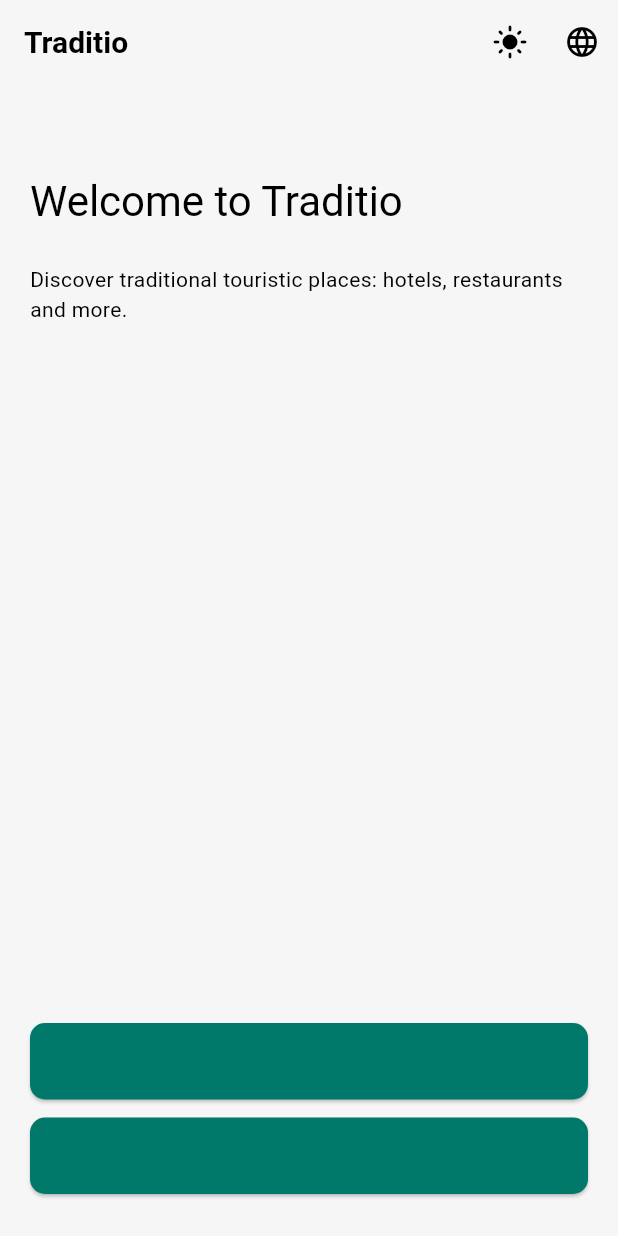
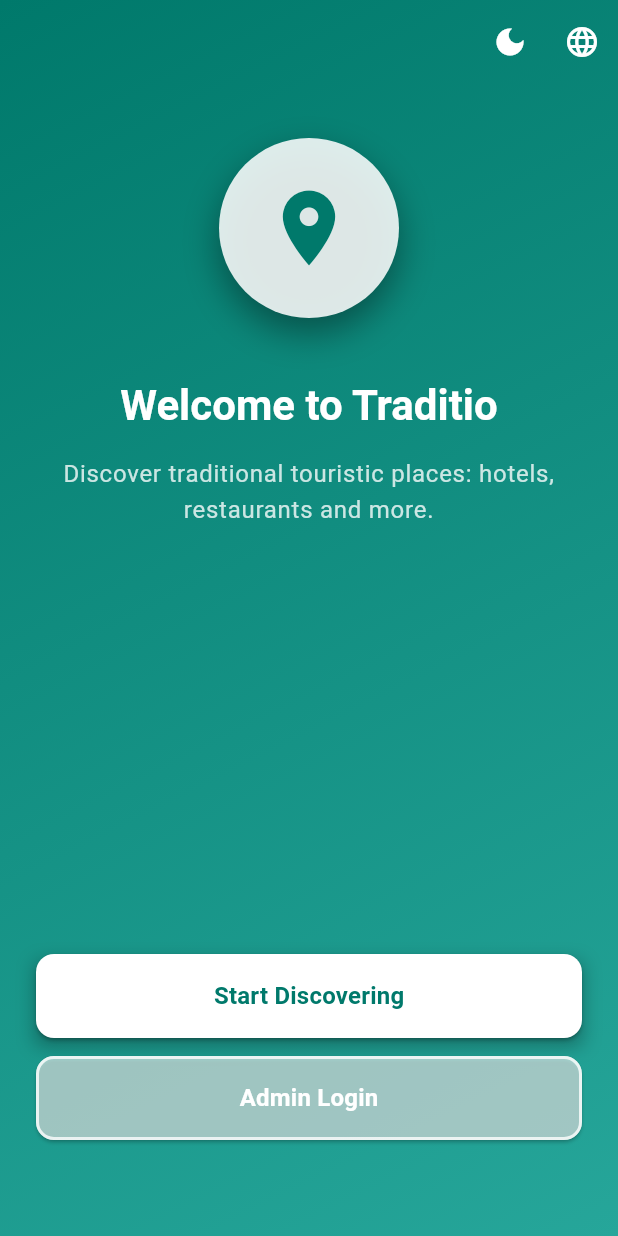
Before and after one commit to zaki-mj/traditio, a Flutter app: the screen it shows after launch, on a phone screen of 412 x 824 dp. Run offline on Flutter 3.47's test engine with Material 3 defaults, Android fonts, the phone set to English and light mode, and no system bars.

Commit message:
Refactor UI for improved consistency and style
Refactored multiple pages to improve code formatting, readability, and UI consistency. The WelcomePage now features a gradient background, custom-styled buttons, and a redesigned layout with a prominent icon. HomePage and CategoriesPage received formatting and style updates for better maintainability and visual coherence. Minor adjustments were made to navigation and theming for a more polished user experience.

```diff
--- a/lib/src/pages/categories_page.dart
+++ b/lib/src/pages/categories_page.dart
@@ -13,9 +13,21 @@ class CategoriesPage extends StatelessWidget {
     final prov = context.watch<PlacesProvider>();
 
     final categories = [
-      {'type': 'hotel', 'icon': Icons.hotel, 'label': loc.translate('type_hotel')},
-      {'type': 'restaurant', 'icon': Icons.restaurant, 'label': loc.translate('type_restaurant')},
-      {'type': 'attraction', 'icon': Icons.landscape, 'label': loc.translate('type_attraction')},
+      {
+        'type': 'hotel',
+        'icon': Icons.hotel,
+        'label': loc.translate('type_hotel'),
+      },
+      {
+        'type': 'restaurant',
+        'icon': Icons.restaurant,
+        'label': loc.translate('type_restaurant'),
+      },
+      {
+        'type': 'attraction',
+        'icon': Icons.landscape,
+        'label': loc.translate('type_attraction'),
+      },
     ];
 
     final counts = {
@@ -49,11 +61,15 @@ class CategoriesPage extends StatelessWidget {
                 if (!prov.isTypeSelected(type)) {
                   prov.toggleType(type);
                 }
-                Navigator.of(context).push(MaterialPageRoute(builder: (_) => const ExplorePage()));
+                Navigator.of(
+                  context,
+                ).push(MaterialPageRoute(builder: (_) => const ExplorePage()));
               },
               child: Card(
                 elevation: 8,
-                shape: RoundedRectangleBorder(borderRadius: BorderRadius.circular(16)),
+                shape: RoundedRectangleBorder(
+                  borderRadius: BorderRadius.circular(16),
+                ),
                 child: Container(
                   decoration: BoxDecoration(
                     borderRadius: BorderRadius.circular(16),
@@ -73,19 +89,27 @@ class CategoriesPage extends StatelessWidget {
                       const SizedBox(height: 16),
                       Text(
                         label,
-                        style: Theme.of(context).textTheme.titleMedium?.copyWith(color: Colors.white),
+                        style: Theme.of(
+                          context,
+                        ).textTheme.titleMedium?.copyWith(color: Colors.white),
                         textAlign: TextAlign.center,
                       ),
                       const SizedBox(height: 8),
                       Container(
-                        padding: const EdgeInsets.symmetric(horizontal: 12, vertical: 6),
+                        padding: const EdgeInsets.symmetric(
+                          horizontal: 12,
+                          vertical: 6,
+                        ),
                         decoration: BoxDecoration(
                           color: Colors.white24,
                           borderRadius: BorderRadius.circular(12),
                         ),
                         child: Text(
                           '$count items',
-                          style: const TextStyle(color: Colors.white, fontSize: 12),
+                          style: const TextStyle(
+                            color: Colors.white,
+                            fontSize: 12,
+                          ),
                         ),
                       ),
                     ],
--- a/lib/src/pages/discover_shell.dart
+++ b/lib/src/pages/discover_shell.dart
@@ -28,7 +28,10 @@ class _DiscoverShellState extends State<DiscoverShell> {
         onTap: (i) => setState(() => _index = i),
         items: const [
           BottomNavigationBarItem(icon: Icon(Icons.home), label: 'Home'),
-          BottomNavigationBarItem(icon: Icon(Icons.category), label: 'Categories'),
+          BottomNavigationBarItem(
+            icon: Icon(Icons.category),
+            label: 'Categories',
+          ),
           BottomNavigationBarItem(
             icon: Icon(Icons.favorite),
             label: 'Favorites',
--- a/lib/src/pages/home_page.dart
+++ b/lib/src/pages/home_page.dart
@@ -15,7 +15,9 @@ class HomePage extends StatelessWidget {
     showModalBottomSheet(
       context: context,
       isScrollControlled: false,
-      shape: const RoundedRectangleBorder(borderRadius: BorderRadius.vertical(top: Radius.circular(20))),
+      shape: const RoundedRectangleBorder(
+        borderRadius: BorderRadius.vertical(top: Radius.circular(20)),
+      ),
       backgroundColor: theme.scaffoldBackgroundColor,
       builder: (ctx) {
         return SingleChildScrollView(
@@ -37,12 +39,7 @@ class HomePage extends StatelessWidget {
                   ),
                 ),
                 const SizedBox(height: 20),
-                // Title
-                Text(
-                  'Refine Your Search',
-                  style: theme.textTheme.titleLarge,
-                ),
-                const SizedBox(height: 20),
+
                 // Search field
                 TextField(
                   decoration: InputDecoration(
@@ -50,11 +47,15 @@ class HomePage extends StatelessWidget {
                     hintText: 'Search places, cuisine, etc...',
                     border: OutlineInputBorder(
                       borderRadius: BorderRadius.circular(12),
-                      borderSide: BorderSide(color: theme.colorScheme.primary.withAlpha(100)),
+                      borderSide: BorderSide(
+                        color: theme.colorScheme.primary.withAlpha(100),
+                      ),
                     ),
                     enabledBorder: OutlineInputBorder(
                       borderRadius: BorderRadius.circular(12),
-                      borderSide: BorderSide(color: theme.colorScheme.primary.withAlpha(100)),
+                      borderSide: BorderSide(
+                        color: theme.colorScheme.primary.withAlpha(100),
+                      ),
                     ),
                     focusedBorder: OutlineInputBorder(
                       borderRadius: BorderRadius.circular(12),
@@ -67,10 +68,7 @@ class HomePage extends StatelessWidget {
                 ),
                 const SizedBox(height: 24),
                 // Type filters
-                Text(
-                  'Category',
-                  style: theme.textTheme.titleMedium,
-                ),
+                Text('Category', style: theme.textTheme.titleMedium),
                 const SizedBox(height: 12),
                 GridView.count(
                   crossAxisCount: 2,
@@ -86,18 +84,26 @@ class HomePage extends StatelessWidget {
                       child: Container(
                         decoration: BoxDecoration(
                           border: Border.all(
-                            color: isSelected ? theme.colorScheme.primary : theme.colorScheme.onSurface.withAlpha(50),
+                            color: isSelected
+                                ? theme.colorScheme.primary
+                                : theme.colorScheme.onSurface.withAlpha(50),
                             width: isSelected ? 2 : 1,
                           ),
                           borderRadius: BorderRadius.circular(10),
-                          color: isSelected ? theme.colorScheme.primary.withAlpha(30) : Colors.transparent,
+                          color: isSelected
+                              ? theme.colorScheme.primary.withAlpha(30)
+                              : Colors.transparent,
                         ),
                         child: Center(
                           child: Text(
                             t,
                             style: TextStyle(
-                              fontWeight: isSelected ? FontWeight.bold : FontWeight.normal,
-                              color: isSelected ? theme.colorScheme.primary : theme.colorScheme.onSurface,
+                              fontWeight: isSelected
+                                  ? FontWeight.bold
+                                  : FontWeight.normal,
+                              color: isSelected
+                                  ? theme.colorScheme.primary
+                                  : theme.colorScheme.onSurface,
                             ),
                           ),
                         ),
@@ -107,14 +113,13 @@ class HomePage extends StatelessWidget {
                 ),
                 const SizedBox(height: 24),
                 // Location filter
-                Text(
-                  'Location',
-                  style: theme.textTheme.titleMedium,
-                ),
+                Text('Location', style: theme.textTheme.titleMedium),
                 const SizedBox(height: 12),
                 Container(
                   decoration: BoxDecoration(
-                    border: Border.all(color: theme.colorScheme.primary.withAlpha(100)),
+                    border: Border.all(
+                      color: theme.colorScheme.primary.withAlpha(100),
+                    ),
                     borderRadius: BorderRadius.circular(10),
                   ),
                   padding: const EdgeInsets.symmetric(horizontal: 12),
@@ -122,7 +127,9 @@ class HomePage extends StatelessWidget {
                     isExpanded: true,
                     underline: const SizedBox(),
                     value: prov.currentLocation,
-                    items: prov.availableLocations.map((l) => DropdownMenuItem(value: l, child: Text(l))).toList(),
+                    items: prov.availableLocations
+                        .map((l) => DropdownMenuItem(value: l, child: Text(l)))
+                        .toList(),
                     onChanged: (v) => prov.setLocation(v ?? 'All'),
                   ),
                 ),
@@ -131,7 +138,7 @@ class HomePage extends StatelessWidget {
                 Row(
                   children: [
                     Expanded(
-                      child: OutlinedButton(
+                      child: ElevatedButton(
                         onPressed: () {
                           prov.setSearchQuery('');
                           for (var t in types) {
@@ -143,7 +150,9 @@ class HomePage extends StatelessWidget {
                         },
                         style: OutlinedButton.styleFrom(
                           padding: const EdgeInsets.symmetric(vertical: 12),
-                          shape: RoundedRectangleBorder(borderRadius: BorderRadius.circular(10)),
+                          shape: RoundedRectangleBorder(
+                            borderRadius: BorderRadius.circular(10),
+                          ),
                         ),
                         child: const Text('Clear Filters'),
                       ),
@@ -153,8 +162,12 @@ class HomePage extends StatelessWidget {
                       child: ElevatedButton(
                         onPressed: () => Navigator.pop(ctx),
                         style: ElevatedButton.styleFrom(
+                          foregroundColor: theme.colorScheme.surface,
+                          backgroundColor: theme.colorScheme.primary,
                           padding: const EdgeInsets.symmetric(vertical: 12),
-                          shape: RoundedRectangleBorder(borderRadius: BorderRadius.circular(10)),
+                          shape: RoundedRectangleBorder(
+                            borderRadius: BorderRadius.circular(10),
+                          ),
                         ),
                         child: const Text('Search'),
                       ),
--- a/lib/src/pages/welcome_page.dart
+++ b/lib/src/pages/welcome_page.dart
@@ -1,9 +1,9 @@
 import 'package:flutter/material.dart';
 import 'package:provider/provider.dart';
 import '../l10n/app_localizations.dart';
-import '../widgets/buttons/app_filled_button.dart';
 import '../providers/theme_provider.dart';
 import '../providers/locale_provider.dart';
+import '../theme/app_colors.dart';
 
 class WelcomePage extends StatelessWidget {
   const WelcomePage({super.key});
@@ -11,20 +11,24 @@ class WelcomePage extends StatelessWidget {
   @override
   Widget build(BuildContext context) {
     final loc = AppLocalizations(Localizations.localeOf(context));
+    final theme = Theme.of(context);
+    final isDark = context.watch<ThemeProvider>().isDark;
+
     return Scaffold(
+      extendBodyBehindAppBar: true,
       appBar: AppBar(
-        title: Text(loc.translate('app_title')),
+        backgroundColor: Colors.transparent,
+        elevation: 0,
         actions: [
           IconButton(
             icon: Icon(
-              context.watch<ThemeProvider>().isDark
-                  ? Icons.dark_mode
-                  : Icons.light_mode,
+              isDark ? Icons.light_mode : Icons.dark_mode,
+              color: Colors.white,
             ),
             onPressed: () => context.read<ThemeProvider>().toggleTheme(),
           ),
           PopupMenuButton<Locale>(
-            icon: const Icon(Icons.language),
+            icon: const Icon(Icons.language, color: Colors.white),
             onSelected: (locale) =>
                 context.read<LocaleProvider>().setLocale(locale),
             itemBuilder: (ctx) => const [
@@ -34,32 +38,131 @@ class WelcomePage extends StatelessWidget {
           ),
         ],
       ),
-      body: Padding(
-        padding: const EdgeInsets.all(20.0),
+      body: Container(
+        decoration: BoxDecoration(
+          gradient: LinearGradient(
+            begin: Alignment.topLeft,
+            end: Alignment.bottomRight,
+            colors: isDark
+                ? [const Color(0xFF1a1a1a), const Color(0xFF0d3b35)]
+                : [const Color(0xFF00796B), const Color(0xFF26A69A)],
+          ),
+        ),
+        child: Padding(
+          padding: const EdgeInsets.symmetric(horizontal: 24.0, vertical: 32.0),
           child: Column(
             crossAxisAlignment: CrossAxisAlignment.stretch,
             children: [
+              const SizedBox(height: 60),
+              // Logo / Icon
+              Center(
+                child: Container(
+                  width: 120,
+                  height: 120,
+                  decoration: BoxDecoration(
+                    shape: BoxShape.circle,
+                    color: Colors.white.withAlpha(220),
+                    boxShadow: [
+                      BoxShadow(
+                        color: Colors.black.withAlpha(100),
+                        blurRadius: 20,
+                        offset: const Offset(0, 10),
+                      ),
+                    ],
+                  ),
+                  child: const Icon(
+                    Icons.location_on,
+                    size: 60,
+                    color: AppColors.primary,
+                  ),
+                ),
+              ),
               const SizedBox(height: 40),
-            Text(
+              // Welcome text
+              Center(
+                child: Text(
                   loc.translate('welcome'),
-              style: Theme.of(context).textTheme.headlineMedium,
+                  style: theme.textTheme.headlineMedium?.copyWith(
+                    color: Colors.white,
+                    fontWeight: FontWeight.bold,
                   ),
-            const SizedBox(height: 24),
-            const Text(
+                  textAlign: TextAlign.center,
+                ),
+              ),
+              const SizedBox(height: 16),
+              // Description
+              Center(
+                child: Text(
                   'Discover traditional touristic places: hotels, restaurants and more.',
+                  style: theme.textTheme.bodyLarge?.copyWith(
+                    color: Colors.white.withAlpha(200),
+                  ),
+                  textAlign: TextAlign.center,
+                ),
               ),
               const Spacer(),
-            AppFilledButton(
+              // Buttons
+              _buildButton(
+                context,
                 label: loc.translate('start_discovering'),
                 onPressed: () => Navigator.of(context).pushNamed('/discover'),
+                isPrimary: true,
               ),
               const SizedBox(height: 12),
-            AppFilledButton(
+              _buildButton(
+                context,
                 label: loc.translate('admin_login'),
                 onPressed: () => Navigator.of(context).pushNamed('/admin'),
+                isPrimary: false,
               ),
-            const SizedBox(height: 8),
+              const SizedBox(height: 32),
             ],
+          ),
+        ),
+      ),
+    );
+  }
+
+  Widget _buildButton(
+    BuildContext context, {
+    required String label,
+    required VoidCallback onPressed,
+    required bool isPrimary,
+  }) {
+    final theme = Theme.of(context);
+    return Container(
+      decoration: isPrimary
+          ? BoxDecoration(
+              boxShadow: [
+                BoxShadow(
+                  color: Colors.black.withAlpha(80),
+                  blurRadius: 10,
+                  offset: const Offset(0, 5),
+                ),
+              ],
+            )
+          : null,
+      child: ElevatedButton(
+        style: ElevatedButton.styleFrom(
+          backgroundColor: isPrimary
+              ? Colors.white
+              : Colors.white.withAlpha(150),
+          foregroundColor: isPrimary ? AppColors.primary : Colors.white,
+          padding: const EdgeInsets.symmetric(vertical: 16),
+          shape: RoundedRectangleBorder(
+            borderRadius: BorderRadius.circular(12),
+            side: isPrimary
+                ? BorderSide.none
+                : BorderSide(color: Colors.white.withAlpha(200), width: 2),
+          ),
+        ),
+        onPressed: onPressed,
+        child: Text(
+          label,
+          style: theme.textTheme.titleMedium?.copyWith(
+            fontWeight: FontWeight.bold,
+            color: isPrimary ? AppColors.primary : Colors.white,
+          ),
         ),
       ),
     );
```
Lines whose indentation alone changed are shown as unchanged.
